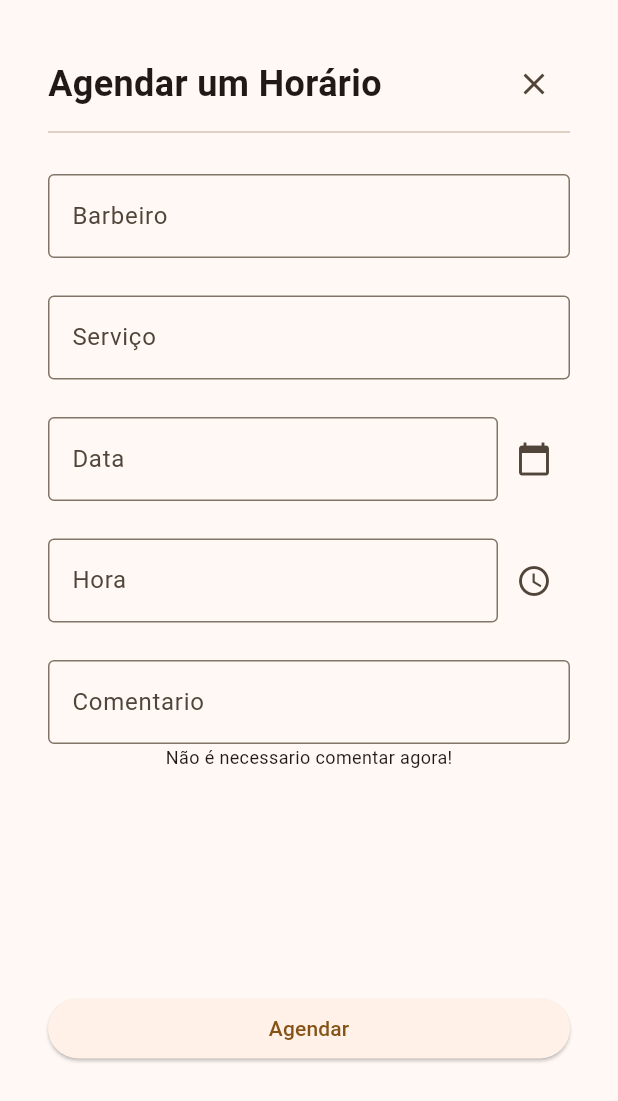
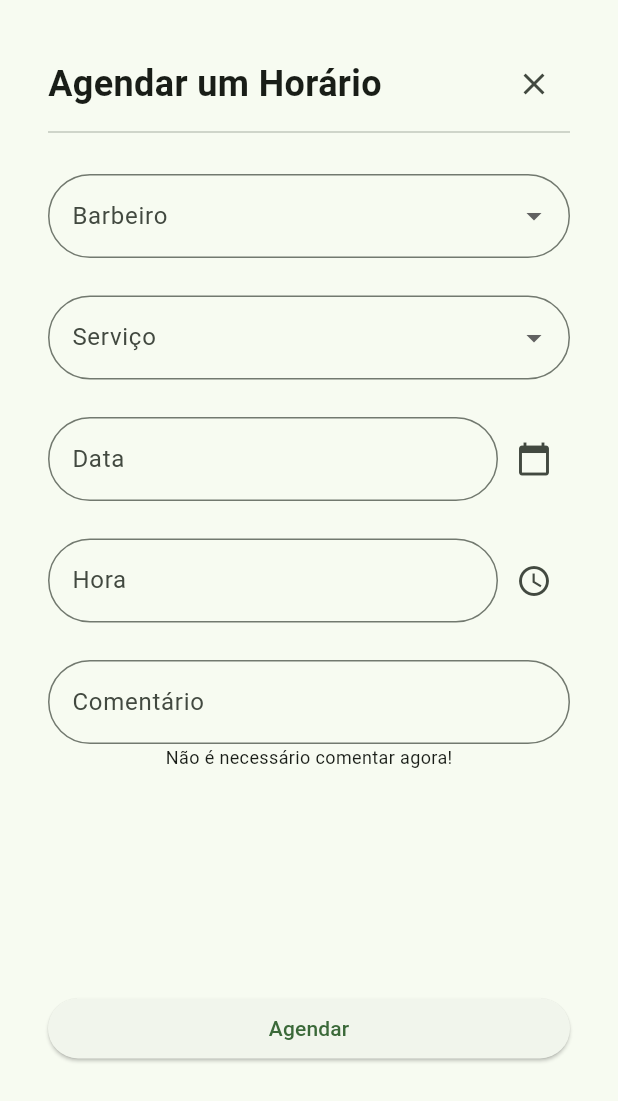
Before and after one commit to NicolasStorti/barber-flutter, a Flutter app: the AgendamentoModal widget shown alone on an empty page, opened directly, on a phone screen of 412 x 824 dp. Shown: the top 1101 px of the screen. Run offline on Flutter 3.47's test engine with Material 3 defaults, Android fonts, the phone set to English and light mode, and no system bars; our stand-ins replace cloud_firestore, firebase_auth, firebase_core; accounts and stored records are empty; generated files the repository leaves out were written again.

Commit message:
Alteração para Dropdown e backgrounds

```diff
--- a/lib/components/agendamento_modal.dart
+++ b/lib/components/agendamento_modal.dart
@@ -28,7 +28,8 @@ showModalAgendamento(BuildContext context, {Agendamento? agendamento}) {
           ),
         ),
       );
-      });
+    },
+  );
 }
 
 class AgendamentoModal extends StatefulWidget {
@@ -120,7 +121,8 @@ class _AgendamentoModalState extends State<AgendamentoModal> {
                         onPressed: () {
                           Navigator.pop(context);
                         },
-                          icon: const Icon(Icons.close))
+                        icon: const Icon(Icons.close),
+                      )
                     ],
                   ),
                   const Divider(),
@@ -131,18 +133,62 @@ class _AgendamentoModalState extends State<AgendamentoModal> {
                       const SizedBox(
                         height: 20,
                       ),
-                      TextFormField(
-                        controller: _barbeiroController,
+                      DropdownButtonFormField<String>(
+                        value: _barbeiroController.text.isNotEmpty
+                            ? _barbeiroController.text
+                            : null,
+                        onChanged: (String? newValue) {
+                          setState(() {
+                            _barbeiroController.text = newValue ?? '';
+                          });
+                        },
+                        items: <String>[
+                          'Nicolas',
+                          'Marcos',
+                          'Brayan',
+                          'Gabriel'
+                        ].map<DropdownMenuItem<String>>((String value) {
+                          return DropdownMenuItem<String>(
+                            value: value,
+                            child: Text(value),
+                          );
+                        }).toList(),
                         decoration: const InputDecoration(
-                            labelText: 'Barbeiro', border: OutlineInputBorder()),
+                          labelText: 'Barbeiro',
+                          border: OutlineInputBorder(
+                            borderRadius: BorderRadius.all(Radius.circular(30)),
+                          ),
+                        ),
                       ),
                       const SizedBox(
                         height: 25,
                       ),
-                      TextFormField(
-                        controller: _servicoController,
+                      DropdownButtonFormField<String>(
+                        value: _servicoController.text.isNotEmpty
+                            ? _servicoController.text
+                            : null,
+                        onChanged: (String? newValue) {
+                          setState(() {
+                            _servicoController.text = newValue ?? '';
+                          });
+                        },
+                        items: <String>[
+                          'Corte',
+                          'Barba',
+                          'Sombrancelha',
+                          'Pacote Completo'
+                        ].map<DropdownMenuItem<String>>((String value) {
+                          return DropdownMenuItem<String>(
+                            value: value,
+                            child: Text(value),
+                          );
+                        }).toList(),
                         decoration: const InputDecoration(
-                            labelText: 'Serviço', border: OutlineInputBorder()),
+                          labelText: 'Serviço',
+                          border: OutlineInputBorder(
+                            borderRadius: BorderRadius.all(Radius.circular(30)),
+                          ),
+                        ),
                       ),
                       const SizedBox(
                         height: 25,
@@ -154,7 +200,9 @@ class _AgendamentoModalState extends State<AgendamentoModal> {
                               controller: _dataController,
                               decoration: const InputDecoration(
                                 labelText: 'Data',
-                                border: OutlineInputBorder(),
+                                border: OutlineInputBorder(
+                                  borderRadius: BorderRadius.all(Radius.circular(30)),
+                                ),
                               ),
                             ),
                           ),
@@ -174,7 +222,9 @@ class _AgendamentoModalState extends State<AgendamentoModal> {
                               controller: _horaController,
                               decoration: const InputDecoration(
                                 labelText: 'Hora',
-                                border: OutlineInputBorder(),
+                                border: OutlineInputBorder(
+                                  borderRadius: BorderRadius.all(Radius.circular(30)),
+                                ),
                               ),
                             ),
                           ),
@@ -194,11 +244,14 @@ class _AgendamentoModalState extends State<AgendamentoModal> {
                             TextFormField(
                               controller: _comentarioController,
                               decoration: const InputDecoration(
-                                  labelText: 'Comentario',
-                                  border: OutlineInputBorder()),
+                                  labelText: 'Comentário',
+                                border: OutlineInputBorder(
+                                  borderRadius: BorderRadius.all(Radius.circular(30)),
+                                ),
+                              ),
                             ),
                             const Text(
-                              "Não é necessario comentar agora!",
+                              "Não é necessário comentar agora!",
                               textAlign: TextAlign.left,
                               style: TextStyle(fontSize: 12),
                             ),
@@ -256,7 +309,10 @@ class _AgendamentoModalState extends State<AgendamentoModal> {
             comentario: comentario,
             data: DateTime.now().toString(),
           );
-          ComentarioServices().addComentario(idAgendamento: widget.agendamento!.id, comentario: comentarioObj)
+          ComentarioServices()
+              .addComentario(
+                  idAgendamento: widget.agendamento!.id,
+                  comentario: comentarioObj)
               .then((value) {
             setState(() {
               isCarregando = false;
@@ -284,9 +340,12 @@ class _AgendamentoModalState extends State<AgendamentoModal> {
           Comentario comentarioObj = Comentario(
               id: const Uuid().v1(),
               comentario: comentario,
-            data: DateFormat('dd MMMM yyyy').format(DateTime.now(),
+              data: DateFormat('dd MMMM yyyy').format(
+                DateTime.now(),
               ));
-          ComentarioServices().addComentario(idAgendamento: agendamento.id, comentario: comentarioObj)
+          ComentarioServices()
+              .addComentario(
+                  idAgendamento: agendamento.id, comentario: comentarioObj)
               .then((value) {
             setState(() {
               isCarregando = false;
@@ -302,5 +361,4 @@ class _AgendamentoModalState extends State<AgendamentoModal> {
       });
     }
   }
-
 }
--- a/lib/components/list_agendamento.dart
+++ b/lib/components/list_agendamento.dart
@@ -45,7 +45,7 @@ class ListAgendamento extends StatelessWidget {
               alignment: Alignment.bottomRight,
               child: Container(
                 decoration: BoxDecoration(
-                  color: Colors.orange[200],
+                  color: Colors.green[200],
                   borderRadius: const BorderRadius.only(
                       topLeft: Radius.circular(22),
                       bottomRight: Radius.circular(22)),
--- a/lib/main.dart
+++ b/lib/main.dart
@@ -21,9 +21,9 @@ class MyApp extends StatelessWidget {
     return MaterialApp(
       title: 'Flutter Demo',
       theme: ThemeData(
-        colorScheme: ColorScheme.fromSeed(seedColor: Colors.orange),
-        useMaterial3: true,
+          colorScheme: ColorScheme.fromSeed(seedColor: Colors.green)
       ),
+      debugShowCheckedModeBanner: false,
       home: const Roteador(),
     );
   }
--- a/lib/screens/agendamento_screen.dart
+++ b/lib/screens/agendamento_screen.dart
@@ -14,7 +14,7 @@ class AgendamentoScreen extends StatelessWidget {
   @override
   Widget build(BuildContext context) {
     return Scaffold(
-      backgroundColor: Colors.orange,
+      backgroundColor: Colors.green,
       appBar: AppBar(
         title: Column(
           children: [
--- a/lib/screens/home_screen.dart
+++ b/lib/screens/home_screen.dart
@@ -23,7 +23,7 @@ class _HomeScreenState extends State<HomeScreen> {
   @override
   Widget build(BuildContext context) {
     return Scaffold(
-      backgroundColor: Colors.orange,
+      backgroundColor: Colors.green,
       appBar: AppBar(
         title: const Text(
             'Meus Agendamentos',
```
Also changed, not shown: lib/components/comendario_dialog.dart (+10 -2 lines), lib/screens/cadastro_screen.dart (+12 -4 lines), lib/screens/login_screen.dart (+10 -3 lines). Lines whose indentation alone changed are shown as unchanged.
